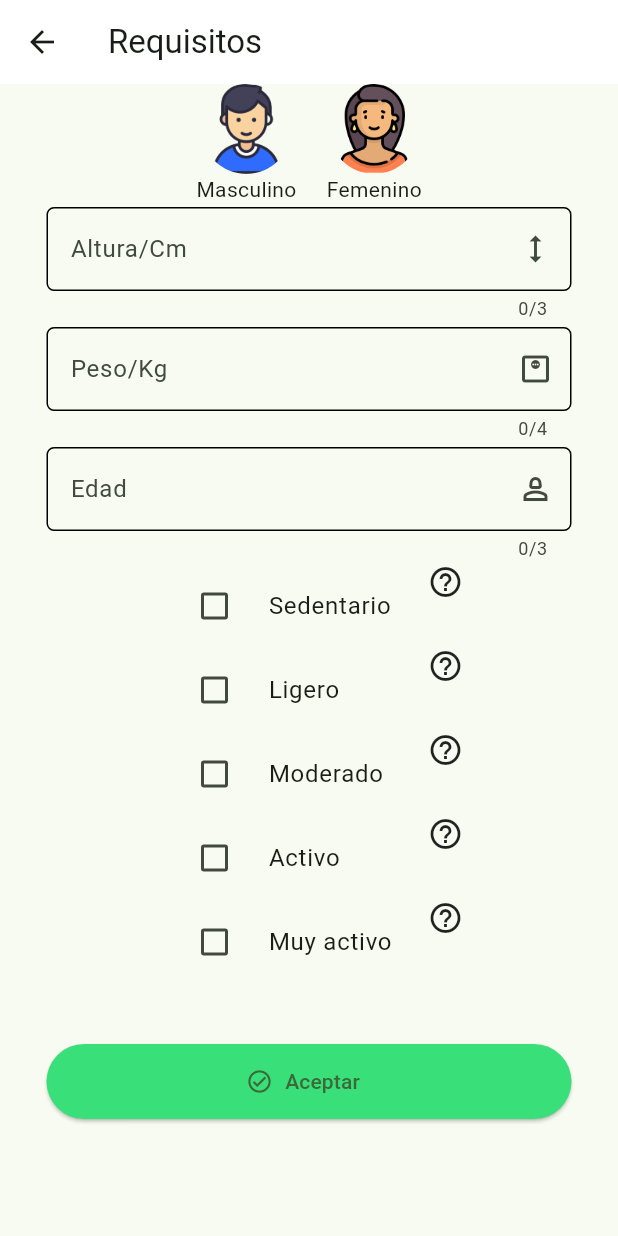
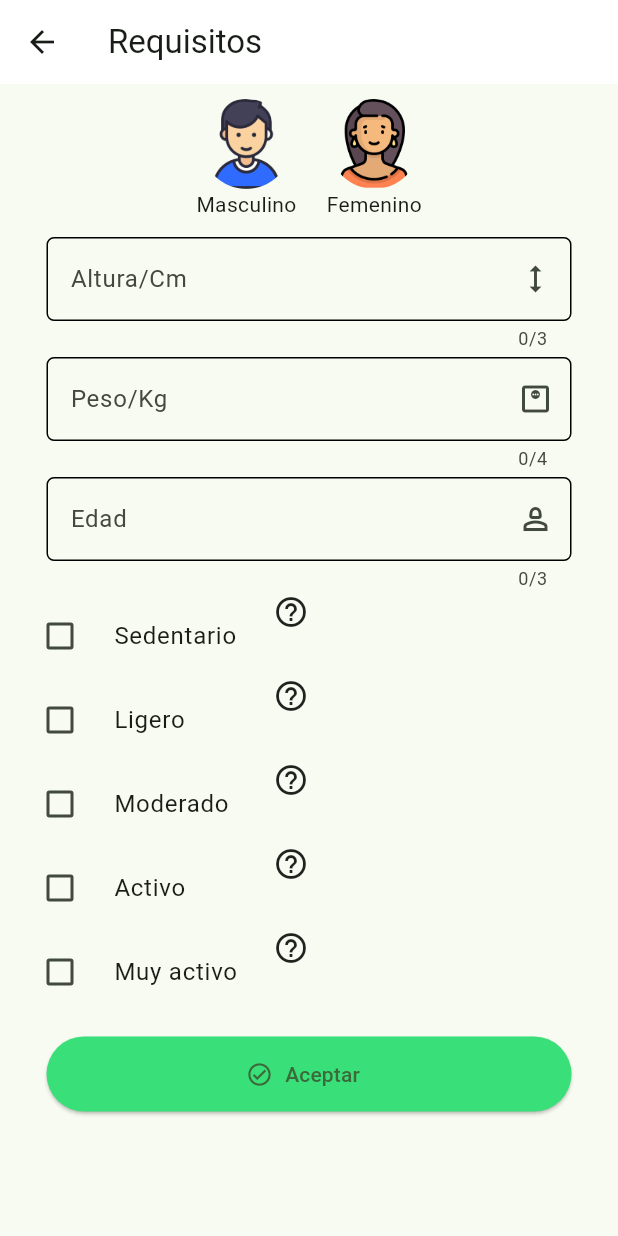
Before and after one commit to josejesus3/VitacoraCalorias, a Flutter app: the screen it shows after launch, on a phone screen of 412 x 824 dp. Run offline on Flutter 3.47's test engine with Material 3 defaults, Android fonts, the phone set to English and light mode, and no system bars; drawn by our look-alikes of percent_indicator; our stand-ins replace animate_do, go_router, shared_preferences.

Commit message:
nuevo diseño

```diff
--- a/lib/presentation/widget/calculadora_calorias.dart
+++ b/lib/presentation/widget/calculadora_calorias.dart
@@ -34,7 +34,11 @@ class _CalculadorCaloriasState extends State<CalculadorCalorias> {
 
     return SingleChildScrollView(
       child: Column(
+        crossAxisAlignment: CrossAxisAlignment.start,
         children: [
+          const SizedBox(
+            height: 10,
+          ),
           Row(
             mainAxisAlignment: MainAxisAlignment.center,
             children: [
@@ -61,6 +65,13 @@ class _CalculadorCaloriasState extends State<CalculadorCalorias> {
               ),
             ],
           ),
+           const SizedBox(
+            height: 10,
+          ),
+          Center(
+            child: Column(
+
+              children: [
                 _FormularioRegistro(
                   nombreCampo: 'Altura/Cm',
                   textController: alturaController,
@@ -84,6 +95,9 @@ class _CalculadorCaloriasState extends State<CalculadorCalorias> {
                   focus: focusEdad,
                   errorText: 'Ingresar edad mayor a 3 años y menor a 80',
                   maxLength: 3,
+                ),
+              ],
+            ),
           ),
           _CheckBoxGet(
             title: 'Sedentario',
@@ -127,9 +141,10 @@ class _CalculadorCaloriasState extends State<CalculadorCalorias> {
             },
           ),
           const SizedBox(
-            height: 40,
+            height: 15,
           ),
-          _BotonesConfirmacion(
+          Center(
+            child: _BotonesConfirmacion(
               onPressed: () {
                 ValidacionesUtil.validar(
                   altura: int.tryParse(alturaController.text) ?? 0,
@@ -148,6 +163,7 @@ class _CalculadorCaloriasState extends State<CalculadorCalorias> {
               },
               title: 'Aceptar',
               icon: Icons.check_circle_outlined,
+            ),
           ),
         ],
       ),
```
Lines whose indentation alone changed are shown as unchanged.
